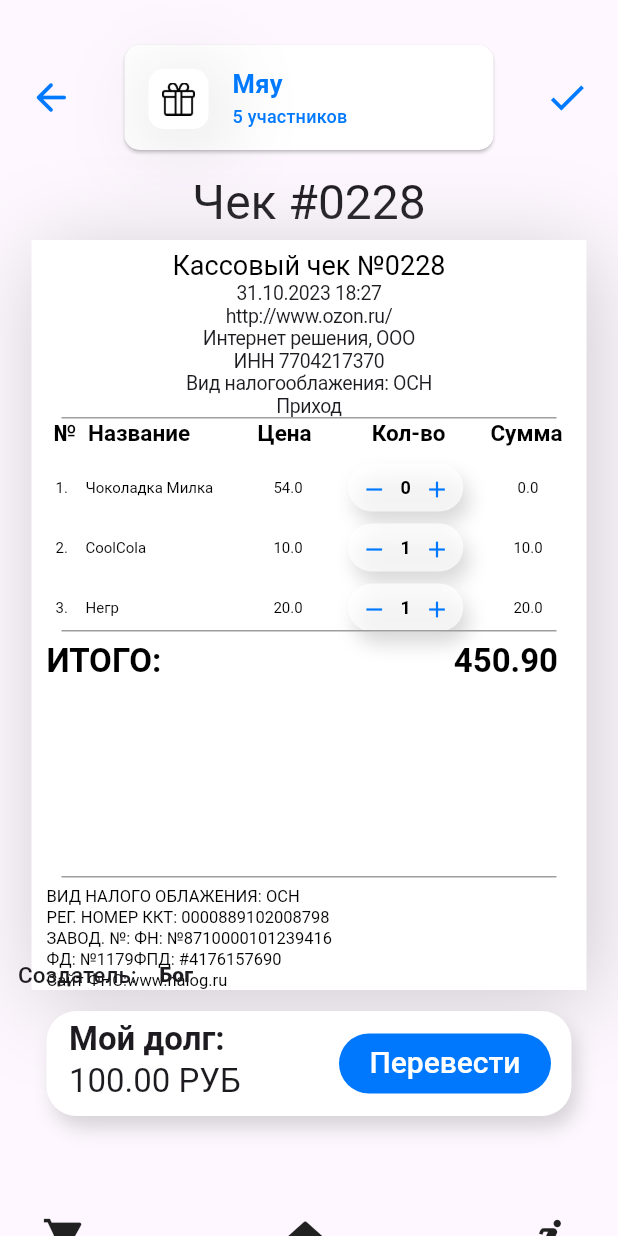
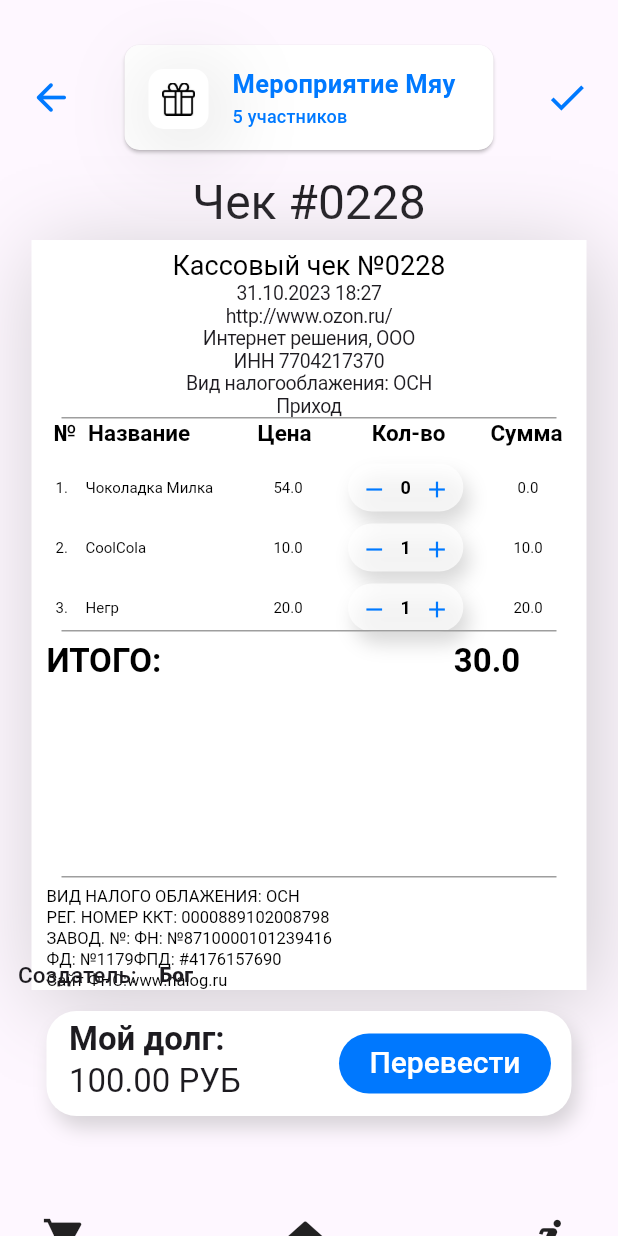
Before and after one commit to WasTeime/tally_up, a Flutter app: the DetailedChequeScreen screen opened directly, after a tap on the "remove" icon, on a phone screen of 412 x 824 dp. Run offline on Flutter 3.47's test engine with Material 3 defaults, Android fonts, the phone set to English and light mode, and no system bars; our stand-ins replace bloc, equatable, firebase_auth, firebase_core, firebase_crashlytics, flutter_bloc and 4 more; missing offline and left inert: mobile_scanner; accounts and stored records are empty; Roboto replaces fonts that are missing (Raleway-medium, Rubik).

Commit message:
Изменил дитализацию чека и добавил обновление

```diff
--- a/lib/src/features/auth/presentation/widgets/ChequeWidget.dart
+++ b/lib/src/features/auth/presentation/widgets/ChequeWidget.dart
@@ -15,6 +15,15 @@ class _ChequeWidgetState extends State<ChequeWidget> {
     Product(2, "CoolCola", 1, 10, 10),
     Product(3, "Негр", 1, 20, 20),
   ];
+
+  double totalFinalPrice(List<Product> products) {
+    double totalFinalPrice = 0;
+    for (var product in products) {
+      totalFinalPrice += product.finalPrice;
+    }
+    return totalFinalPrice;
+  }
+
   @override
   Widget build(BuildContext context) {
     final theme = Theme.of(context);
@@ -232,7 +241,7 @@ class _ChequeWidgetState extends State<ChequeWidget> {
                     width: 195,
                   ),
                   Text(
-                    '450.90',
+                    '${totalFinalPrice(products)}',
                     style: theme.textTheme.headlineMedium
                         ?.copyWith(fontWeight: FontWeight.bold, fontSize: 22),
                   )
--- a/lib/src/features/cheque_list/presentation/pages/DetailedChequeScreen.dart
+++ b/lib/src/features/cheque_list/presentation/pages/DetailedChequeScreen.dart
@@ -50,7 +50,7 @@ class _DetailedChequeScreenState extends State<DetailedChequeScreen> {
       body: Stack(
         children: [
           NavigIconsBar(),
-          NameEventWidget(name: 'Мяу', people: '5 участников'),
+          NameEventWidget(name: 'Мероприятие Мяу', people: '5 участников'),
           _namberCheque(),
           ChequeWidget(),
           _creator(),
```
Also changed, not shown: pubspec.lock.
